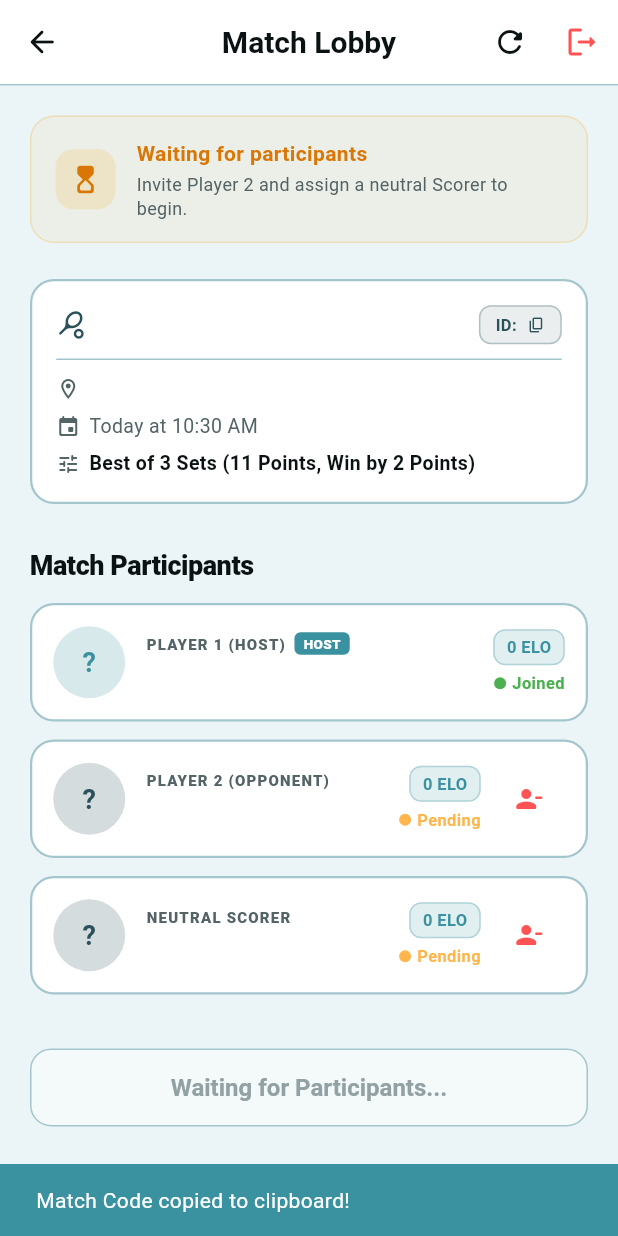
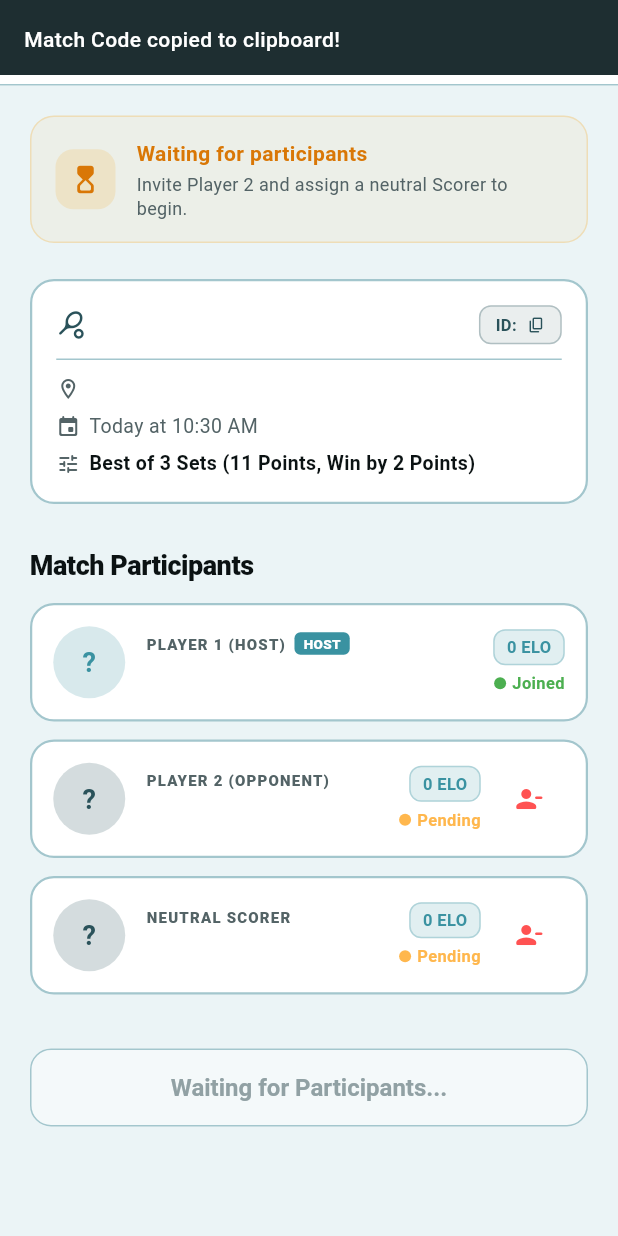
Before and after one commit to esamp001/Pulse, a Flutter app: the MatchLobbyScreen screen opened directly with empty values, after a tap on "ID:", on a phone screen of 412 x 824 dp. Run offline on Flutter 3.47's test engine with Material 3 defaults, Android fonts, the light colour scheme and no system bars; our stand-ins replace confetti, flutter_dotenv, google_sign_in, image_picker, shared_preferences, socket_io_client; accounts and stored records are empty.

Commit message:
fix: change toast position to top.

```diff
--- /dev/null
+++ b/mobile/lib/core/widgets/pulse_toast.dart
@@ -0,0 +1,162 @@
+import 'package:flutter/material.dart';
+
+/// Reusable Global Toast Helper that displays top banner notifications smoothly at the top of the header without any SnackBar assertions.
+class PulseToast {
+  static OverlayEntry? _currentOverlay;
+
+  static void show(
+    BuildContext context,
+    String message, {
+    bool isError = false,
+    Duration duration = const Duration(seconds: 3),
+  }) {
+    _currentOverlay?.remove();
+    _currentOverlay = null;
+
+    final overlay = Overlay.maybeOf(context);
+    if (overlay == null) return;
+
+    final isDark = Theme.of(context).brightness == Brightness.dark;
+    final bgColor = isError
+        ? const Color(0xFFD32F2F)
+        : (isDark ? const Color(0xFF141E20) : const Color(0xFF1E2E31));
+
+    late OverlayEntry entry;
+    entry = OverlayEntry(
+      builder: (context) {
+        final topPadding = MediaQuery.of(context).padding.top;
+
+        return _TopToastWidget(
+          topPadding: topPadding,
+          message: message,
+          bgColor: bgColor,
+          duration: duration,
+          onDismiss: () {
+            if (_currentOverlay == entry) {
+              entry.remove();
+              _currentOverlay = null;
+            }
+          },
+        );
+      },
+    );
+
+    _currentOverlay = entry;
+    overlay.insert(entry);
+  }
+}
+
+class _TopToastWidget extends StatefulWidget {
+  final double topPadding;
+  final String message;
+  final Color bgColor;
+  final Duration duration;
+  final VoidCallback onDismiss;
+
+  const _TopToastWidget({
+    required this.topPadding,
+    required this.message,
+    required this.bgColor,
+    required this.duration,
+    required this.onDismiss,
+  });
+
+  @override
+  State<_TopToastWidget> createState() => _TopToastWidgetState();
+}
+
+class _TopToastWidgetState extends State<_TopToastWidget>
+    with SingleTickerProviderStateMixin {
+  late AnimationController _controller;
+  late Animation<Offset> _offsetAnimation;
+  late Animation<double> _fadeAnimation;
+
+  @override
+  void initState() {
+    super.initState();
+    _controller = AnimationController(
+      vsync: this,
+      duration: const Duration(milliseconds: 250),
+    );
+
+    _offsetAnimation = Tween<Offset>(
+      begin: const Offset(0, -1),
+      end: Offset.zero,
+    ).animate(CurvedAnimation(
+      parent: _controller,
+      curve: Curves.easeOutCubic,
+    ));
+
+    _fadeAnimation = CurvedAnimation(
+      parent: _controller,
+      curve: Curves.easeInOut,
+    );
+
+    _controller.forward();
+
+    Future.delayed(widget.duration, () {
+      if (mounted) {
+        _dismiss();
+      }
+    });
+  }
+
+  void _dismiss() {
+    if (!mounted) return;
+    _controller.reverse().then((_) {
+      widget.onDismiss();
+    });
+  }
+
+  @override
+  void dispose() {
+    _controller.dispose();
+    super.dispose();
+  }
+
+  @override
+  Widget build(BuildContext context) {
+    return Positioned(
+      top: 0,
+      left: 0,
+      right: 0,
+      child: Material(
+        type: MaterialType.transparency,
+        child: SlideTransition(
+          position: _offsetAnimation,
+          child: FadeTransition(
+            opacity: _fadeAnimation,
+            child: GestureDetector(
+              onVerticalDragUpdate: (details) {
+                if (details.primaryDelta != null && details.primaryDelta! < -4) {
+                  _dismiss();
+                }
+              },
+              child: Container(
+                width: double.infinity,
+                padding: EdgeInsets.fromLTRB(
+                  16,
+                  widget.topPadding > 0 ? widget.topPadding + 10 : 16,
+                  16,
+                  14,
+                ),
+                decoration: BoxDecoration(
+                  color: widget.bgColor,
+                ),
+                child: Text(
+                  widget.message,
+                  style: const TextStyle(
+                    fontSize: 14,
+                    fontWeight: FontWeight.w500,
+                    color: Colors.white,
+                    decoration: TextDecoration.none,
+                  ),
+                ),
+              ),
+            ),
+          ),
+        ),
+      ),
+    );
+  }
+}
```
Also changed, not shown: mobile/lib/features/auth/presentation/screens/login_screen.dart (+9 -10 lines), mobile/lib/features/auth/presentation/screens/register_screen.dart (+8 -21 lines), mobile/lib/features/home/presentation/screens/home_screen.dart (+23 -69 lines), mobile/lib/features/matches/presentation/screens/create_match_screen.dart (+6 -13 lines), mobile/lib/features/matches/presentation/screens/match_lobby_screen.dart (+19 -45 lines), mobile/lib/features/matches/presentation/screens/scorer_screen.dart (+5 -5 lines).
